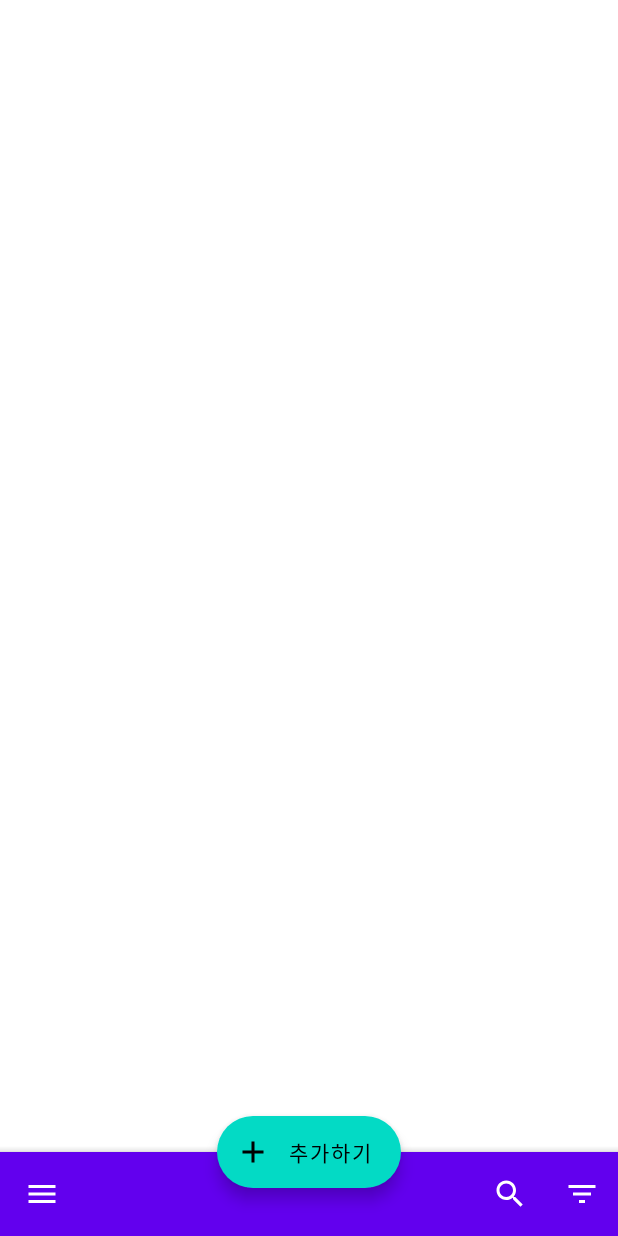
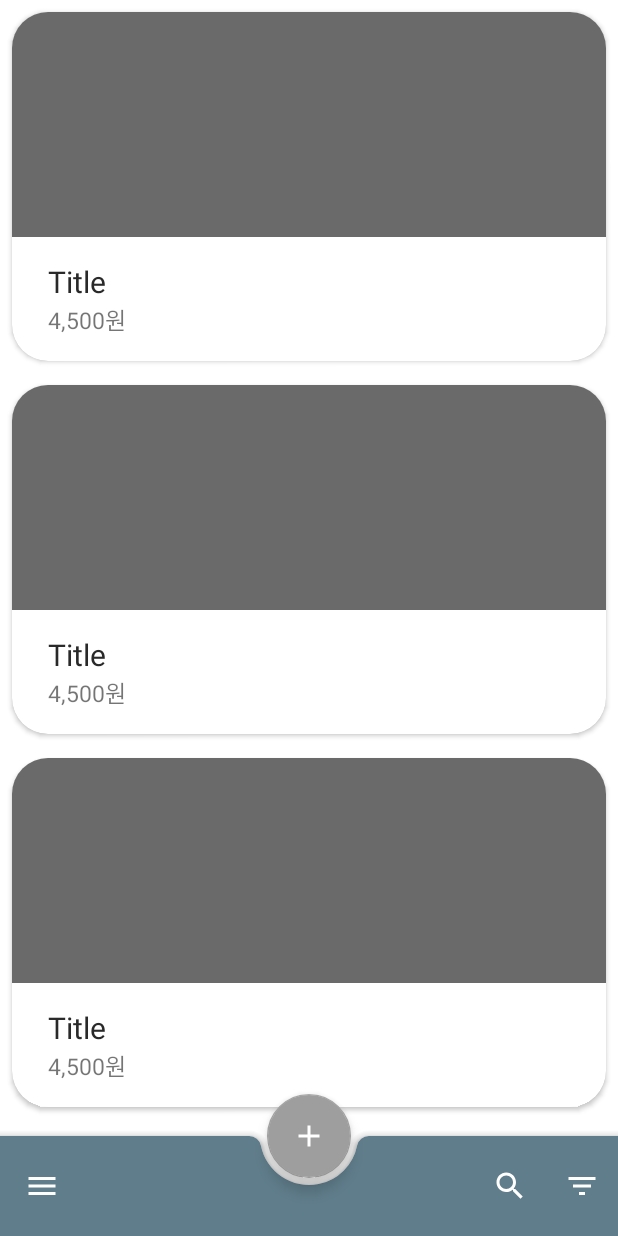
Before and after one commit to KeepIt-App/KeepIt-Android, an Android app: the layout activity_main.xml on its own in the app's theme, with its tools: preview values and no code run, on a phone screen of 412 x 824 dp. Run offline under Robolectric (Android 15) with nearby library versions, the phone set to English and light mode, and no system bars.

Commit message:
View Model 정의 및 RecyclerView 연동

```diff
--- a/app/src/main/AndroidManifest.xml
+++ b/app/src/main/AndroidManifest.xml
@@ -9,6 +9,7 @@
         android:roundIcon="@mipmap/ic_launcher_round"
         android:supportsRtl="true"
         android:theme="@style/Theme.PickMeUp">
+        <activity android:name=".AddActivity"></activity>
         <activity android:name=".MainActivity">
             <intent-filter>
                 <action android:name="android.intent.action.MAIN" />
--- a/app/src/main/java/com/haero_kim/pickmeup/data/ItemEntity.kt
+++ b/app/src/main/java/com/haero_kim/pickmeup/data/ItemEntity.kt
@@ -1,8 +1,11 @@
 package com.haero_kim.pickmeup.data
 
+import android.os.Parcel
+import android.os.Parcelable
 import androidx.room.ColumnInfo
 import androidx.room.Entity
 import androidx.room.PrimaryKey
+import java.io.Serializable
 
 @Entity(tableName = "item")
 data class ItemEntity(
@@ -28,6 +31,6 @@ data class ItemEntity(
     @ColumnInfo(name = "note")
     var note: String?
 
-) {
+) : Serializable {
     constructor() : this(null, "", null, 0, "", 1, "")
 }
--- a/app/src/main/res/layout/activity_main.xml
+++ b/app/src/main/res/layout/activity_main.xml
@@ -12,7 +12,11 @@
         android:clipToPadding="false"
         android:paddingBottom="100dp">
 
-        <!-- RecyclerView -->
+        <androidx.recyclerview.widget.RecyclerView
+            android:id="@+id/recyclerView"
+            tools:listitem="@layout/recycler_item"
+            android:layout_width="match_parent"
+            android:layout_height="match_parent"/>
 
     </androidx.core.widget.NestedScrollView>
 
@@ -22,15 +26,16 @@
         android:layout_width="match_parent"
         android:layout_height="wrap_content"
         android:layout_gravity="bottom"
+        android:padding="5dp"
         app:hideOnScroll="true"
         app:menu="@menu/bottom_app_bar"
         app:navigationIcon="@drawable/ic_baseline_menu_24" />
 
-    <com.google.android.material.floatingactionbutton.ExtendedFloatingActionButton
+    <com.google.android.material.floatingactionbutton.FloatingActionButton
         android:layout_width="wrap_content"
         android:layout_height="wrap_content"
-        android:text="@string/fab_string"
-        app:icon="@drawable/ic_baseline_add_24"
-        app:layout_anchor="@id/bottomAppBar" />
+        app:layout_anchor="@id/bottomAppBar"
+        app:srcCompat="@drawable/ic_baseline_add_24" />
+
 
 </androidx.coordinatorlayout.widget.CoordinatorLayout>
--- /dev/null
+++ b/app/src/main/res/layout/recycler_item.xml
@@ -0,0 +1,53 @@
+<?xml version="1.0" encoding="utf-8"?>
+<androidx.cardview.widget.CardView xmlns:android="http://schemas.android.com/apk/res/android"
+    android:layout_width="match_parent"
+    android:layout_height="wrap_content"
+    xmlns:app="http://schemas.android.com/apk/res-auto"
+    android:background="#ffffff"
+    android:layout_margin="8dp"
+    app:cardCornerRadius="24dp"
+    android:elevation="4dp"
+    android:orientation="vertical">
+
+    <LinearLayout
+        android:orientation="vertical"
+        android:layout_width="match_parent"
+        android:layout_height="match_parent">
+
+        <ImageView
+            android:scaleType="centerCrop"
+            android:background="#6A6A6A"
+            android:id="@+id/itemImage"
+            android:layout_width="match_parent"
+            android:layout_height="150dp"/>
+
+        <LinearLayout
+            android:paddingTop="16dp"
+            android:paddingBottom="16dp"
+            android:paddingStart="24dp"
+            android:paddingEnd="24dp"
+            android:orientation="vertical"
+            android:layout_width="match_parent"
+            android:layout_height="wrap_content">
+
+            <TextView
+                android:textColor="@color/black"
+                android:id="@+id/itemName"
+                android:text="Title"
+                android:textSize="20sp"
+                android:layout_width="match_parent"
+                android:layout_height="wrap_content"/>
+
+
+            <TextView
+                android:id="@+id/itemPrice"
+                android:text="4,500원"
+                android:textSize="15sp"
+                android:layout_width="match_parent"
+                android:layout_height="wrap_content"/>
+        </LinearLayout>
+
+    </LinearLayout>
+
+
+</androidx.cardview.widget.CardView>
--- a/app/src/main/res/values/colors.xml
+++ b/app/src/main/res/values/colors.xml
@@ -5,6 +5,6 @@
     <color name="purple_700">#FF3700B3</color>
     <color name="teal_200">#FF03DAC5</color>
     <color name="teal_700">#FF018786</color>
-    <color name="black">#FF000000</color>
+    <color name="black">#292929</color>
     <color name="white">#FFFFFFFF</color>
 </resources>
--- a/app/src/main/res/values/themes.xml
+++ b/app/src/main/res/values/themes.xml
@@ -2,15 +2,15 @@
     <!-- Base application theme. -->
     <style name="Theme.PickMeUp" parent="Theme.MaterialComponents.DayNight.NoActionBar">
         <!-- Primary brand color. -->
-        <item name="colorPrimary">@color/purple_500</item>
-        <item name="colorPrimaryVariant">@color/purple_700</item>
-        <item name="colorOnPrimary">@color/white</item>
+        <item name="colorPrimary">#607D8B</item>
+        <item name="colorPrimaryVariant">#455A64</item>
+        <item name="colorOnPrimary">#ffffff</item>
         <!-- Secondary brand color. -->
-        <item name="colorSecondary">@color/teal_200</item>
-        <item name="colorSecondaryVariant">@color/teal_700</item>
-        <item name="colorOnSecondary">@color/black</item>
+        <item name="colorSecondary">#9E9E9E</item>
+        <item name="colorSecondaryVariant">#757575</item>
+        <item name="colorOnSecondary">#FFFFFF</item>
         <!-- Status bar color. -->
-        <item name="android:statusBarColor" tools:targetApi="l">?attr/colorPrimaryVariant</item>
+        <item name="android:statusBarColor">@android:color/transparent</item>
         <!-- Customize your theme here. -->
     </style>
 </resources>
```
Also changed, not shown: app/src/main/java/com/haero_kim/pickmeup/AddActivity.kt (added, +15 -0 lines), app/src/main/java/com/haero_kim/pickmeup/MainActivity.kt (+58 -0 lines), app/src/main/java/com/haero_kim/pickmeup/MyApplication.kt (added, +34 -0 lines), app/src/main/java/com/haero_kim/pickmeup/adapter/ItemListAdapter.kt (added, +55 -0 lines), app/src/main/java/com/haero_kim/pickmeup/di/KoinModules.kt (added, +19 -0 lines), app/src/main/res/layout/activity_add.xml (added, +9 -0 lines).
